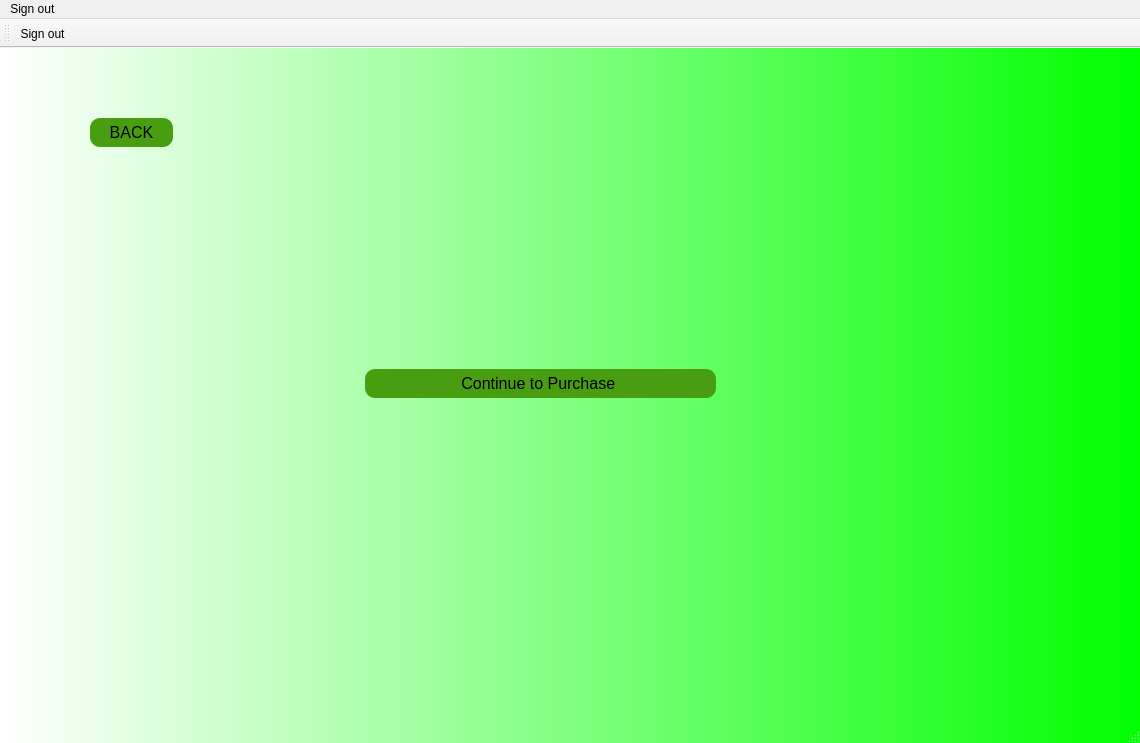
The window that mainwindow.ui (Nickolas-Skai/OOP-FINAL) describes before a commit, drawn with Qt 5.
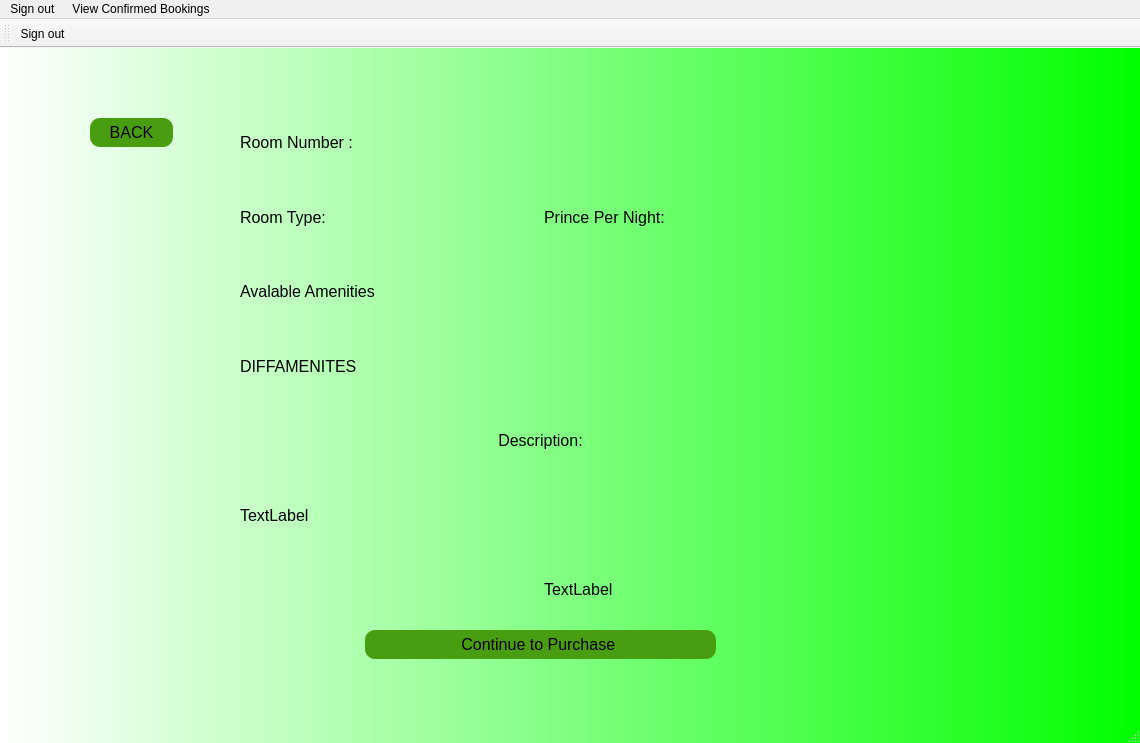
The same window after the commit. The open tabs and pages were chosen to show the change. Icons and pictures are not drawn.

Commit message:
added some fucntinos calls and some  Ui changes
added the stuff to the stuff idk man i just added some buttons nad aome calls idk if the work

```diff
--- a/mainwindow.ui
+++ b/mainwindow.ui
@@ -500,7 +500,67 @@
       </property>
       <layout class="QVBoxLayout" name="verticalLayout_6">
        <item>
-        <layout class="QGridLayout" name="gridLayout_3"/>
+        <layout class="QGridLayout" name="gridLayout_3">
+         <item row="1" column="1">
+          <widget class="QLabel" name="roomtype_2">
+           <property name="text">
+            <string>Room Type:</string>
+           </property>
+          </widget>
+         </item>
+         <item row="1" column="2">
+          <widget class="QLabel" name="ppernight">
+           <property name="text">
+            <string>Prince Per Night: </string>
+           </property>
+          </widget>
+         </item>
+         <item row="3" column="1" colspan="2">
+          <widget class="QLabel" name="amenitiesloeadhere">
+           <property name="text">
+            <string>DIFFAMENITES </string>
+           </property>
+          </widget>
+         </item>
+         <item row="4" column="1" colspan="2">
+          <widget class="QLabel" name="desctitle">
+           <property name="text">
+            <string>Description:</string>
+           </property>
+           <property name="alignment">
+            <set>Qt::AlignCenter</set>
+           </property>
+          </widget>
+         </item>
+         <item row="0" column="1">
+          <widget class="QLabel" name="roomnumberhere">
+           <property name="text">
+            <string>Room Number :</string>
+           </property>
+          </widget>
+         </item>
+         <item row="2" column="1">
+          <widget class="QLabel" name="ameniltestitle">
+           <property name="text">
+            <string>Avalable Amenities</string>
+           </property>
+          </widget>
+         </item>
+         <item row="5" column="1" colspan="2">
+          <widget class="QLabel" name="descinfo">
+           <property name="text">
+            <string>TextLabel</string>
+           </property>
+          </widget>
+         </item>
+         <item row="6" column="2">
+          <widget class="QLabel" name="roomstatus">
+           <property name="text">
+            <string>TextLabel</string>
+           </property>
+          </widget>
+         </item>
+        </layout>
        </item>
        <item>
         <widget class="QPushButton" name="pushButton_8">
@@ -1357,7 +1417,14 @@
     <addaction name="actionSign_out_Exit"/>
     <addaction name="actionSign_out"/>
    </widget>
+   <widget class="QMenu" name="menuView_Confirmed_Bookings">
+    <property name="title">
+     <string>View Confirmed Bookings</string>
+    </property>
+    <addaction name="actionView_bookings"/>
+   </widget>
    <addaction name="menuSign_out"/>
+   <addaction name="menuView_Confirmed_Bookings"/>
   </widget>
   <widget class="QStatusBar" name="statusbar"/>
   <widget class="QToolBar" name="toolBar">
```
Left out of the diff: 7 changed lines with no effect on the pictures. The commit also changes 5 other files.
